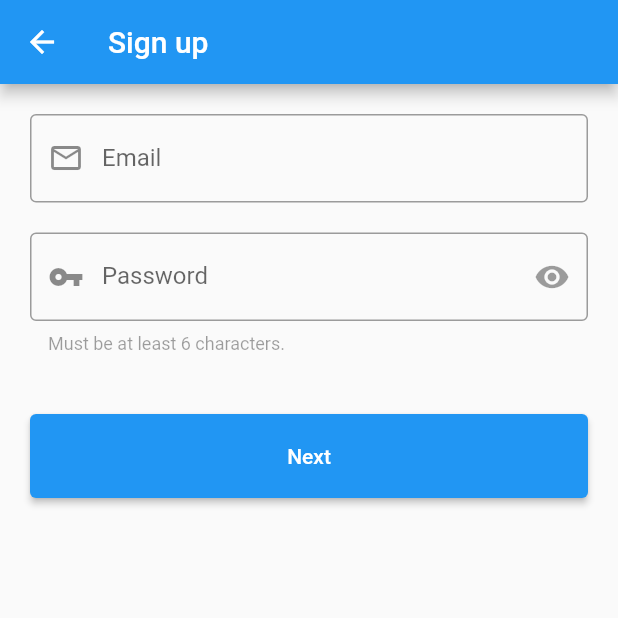
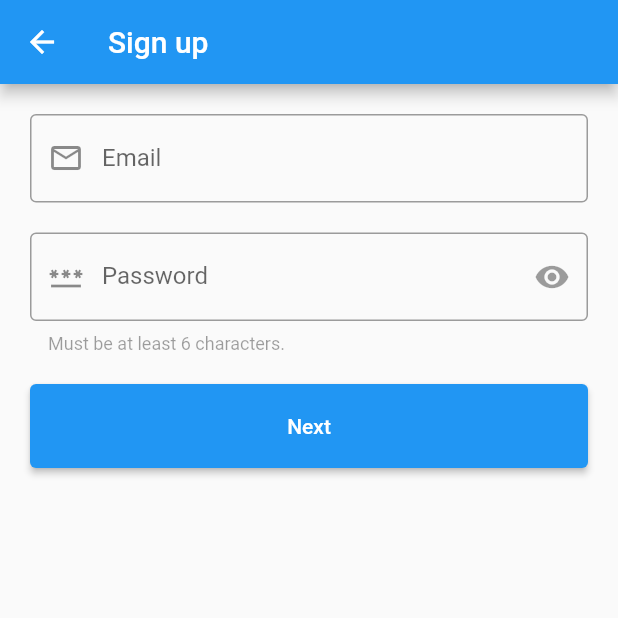
Before and after one commit to Ayxan13/dynamic_cast, a Flutter app: the screen it shows after launch, after a tap on "Sign up", on a phone screen of 412 x 824 dp, the top half of it. Run offline on Flutter 3.47's test engine with Material 2 defaults, Android fonts, the phone set to English and light mode, and no system bars; our stand-ins replace email_validator.

Commit message:
sign in/up screens added

```diff
--- a/lib/gui/components/input_boxes.dart
+++ b/lib/gui/components/input_boxes.dart
@@ -1,5 +1,6 @@
 import 'package:dynamic_cast/constants.dart';
 import 'package:dynamic_cast/i18n/translation.dart';
+import 'package:email_validator/email_validator.dart';
 import 'package:flutter/material.dart';
 
 OutlineInputBorder _textInputOutline(final Color color, final bool focused) {
@@ -18,6 +19,9 @@ TextFormField makeEmailInput(BuildContext context) {
       if (value == null || value.isEmpty) {
         return str.enterEmail;
       }
+
+      if (!EmailValidator.validate(value)) return str.emailFormatWrong;
+
       return null;
     },
     decoration: InputDecoration(
@@ -31,16 +35,22 @@ TextFormField makeEmailInput(BuildContext context) {
 
 class PasswordTextField extends StatefulWidget {
   late final _PasswordTextFieldState state;
+  final bool _hasHint;
+
+  PasswordTextField({bool hasHint = true}) : this._hasHint = hasHint;
 
   @override
   State<StatefulWidget> createState() {
-    state = _PasswordTextFieldState();
+    state = _PasswordTextFieldState(hasHint: _hasHint);
     return state;
   }
 }
 
 class _PasswordTextFieldState extends State<PasswordTextField> {
   bool _passwordIsVisible = false;
+  final bool _hasHint;
+
+  _PasswordTextFieldState({bool hasHint = true}) : this._hasHint = hasHint;
 
   @override
   Widget build(BuildContext context) {
@@ -59,7 +69,7 @@ class _PasswordTextFieldState extends State<PasswordTextField> {
           labelText: str.password,
           focusedBorder: _textInputOutline(theme.accentColor, true),
           enabledBorder: _textInputOutline(theme.disabledColor, false),
-          prefixIcon: Icon(Icons.vpn_key),
+          prefixIcon: Icon(Icons.password_outlined),
           suffixIcon: GestureDetector(
             child: Icon(
               !_passwordIsVisible ? Icons.visibility : Icons.visibility_off,
@@ -71,7 +81,7 @@ class _PasswordTextFieldState extends State<PasswordTextField> {
               });
             },
           ),
-          helperText: str.passwordHasMinSize,
+          helperText: _hasHint ? str.passwordHasMinSize : null,
           helperStyle: TextStyle(
             color: theme.disabledColor,
           )),
--- /dev/null
+++ b/lib/gui/screens/sign_in/credential_screen.dart
@@ -0,0 +1,74 @@
+import 'package:dynamic_cast/constants.dart';
+import 'package:dynamic_cast/gui/components/input_boxes.dart';
+import 'package:dynamic_cast/i18n/translation.dart';
+import 'package:flutter/cupertino.dart';
+import 'package:flutter/material.dart';
+
+enum SignType {
+  SignIn,
+  SignUp,
+}
+
+class CredentialScreen extends StatefulWidget {
+  final SignType type;
+  CredentialScreen(SignType type) : this.type = type;
+
+  @override
+  _State createState() {
+    return _State(type);
+  }
+}
+
+class _State extends State<CredentialScreen> {
+  final _formKey = GlobalKey<FormState>();
+  final SignType type;
+
+  _State(SignType type) : this.type = type;
+
+  @override
+  Widget build(BuildContext context) {
+    return Scaffold(
+      appBar: AppBar(
+        title: Text(type == SignType.SignUp ? str.signUp : str.signIn),
+      ),
+      body: Form(
+        key: _formKey,
+        child: Container(
+          margin: const EdgeInsets.all(20),
+          child: SingleChildScrollView(
+            child: Column(
+              crossAxisAlignment: CrossAxisAlignment.stretch,
+              children: [
+                makeEmailInput(context),
+                SizedBox(height: 20),
+                PasswordTextField(hasHint: type == SignType.SignUp),
+                if (type == SignType.SignIn)
+                  Container(
+                    margin: const EdgeInsets.fromLTRB(0, 20, 0, 0),
+                    child: TextButton(
+                      onPressed: () {/* TODO: Implement */},
+                      child: Text(str.forgotPassword),
+                    ),
+                  ),
+                Container(
+                  margin: const EdgeInsets.fromLTRB(0, 20, 0, 0),
+                  child: ElevatedButton(
+                    style: ElevatedButton.styleFrom(
+                      padding: const EdgeInsets.all(LARGE_BUTTON_PADDING),
+                    ),
+                    onPressed: () {
+                      if (_formKey.currentState!.validate()) {
+                        /* TODO: Implement */
+                      }
+                    },
+                    child: Text(str.next),
+                  ),
+                ),
+              ],
+            ),
+          ),
+        ),
+      ),
+    );
+  }
+}
--- a/lib/gui/screens/sign_in/sign_in_or_up.dart
+++ b/lib/gui/screens/sign_in/sign_in_or_up.dart
@@ -1,6 +1,6 @@
 import 'package:dynamic_cast/constants.dart';
 import 'package:dynamic_cast/gui/custom_theme.dart';
-import 'package:dynamic_cast/gui/screens/sign_in/sign_up.dart';
+import 'package:dynamic_cast/gui/screens/sign_in/credential_screen.dart';
 import 'package:dynamic_cast/i18n/translation.dart';
 import 'package:flutter/cupertino.dart';
 import 'package:flutter/material.dart';
@@ -17,13 +17,11 @@ class _SignInOrUpBody extends StatelessWidget {
     return SizedBox(
       height: MediaQuery.of(context).size.height * 0.3,
       width: MediaQuery.of(context).size.width * 0.7,
-      child: Expanded(
       child: FittedBox(
         fit: BoxFit.contain,
         child: Icon(
           Icons.add_reaction_sharp,
           color: Theme.of(context).primaryColor,
-          ),
         ),
       ),
     );
@@ -69,7 +67,7 @@ class _SignInOrUpBody extends StatelessWidget {
       onPressed: () => {
         Navigator.of(context).push(
           MaterialPageRoute(builder: (final context) {
-            return SignUpScreen();
+            return CredentialScreen(SignType.SignUp);
           }),
         ),
       },
@@ -77,9 +75,15 @@ class _SignInOrUpBody extends StatelessWidget {
     );
   }
 
-  Widget _signInButton() {
+  Widget _signInButton(BuildContext context) {
     return TextButton(
-      onPressed: () => {/* TODO: Implement */},
+      onPressed: () => {
+        Navigator.of(context).push(
+          MaterialPageRoute(builder: (final context) {
+            return CredentialScreen(SignType.SignIn);
+          }),
+        ),
+      },
       child: Text(str.signIn),
     );
   }
@@ -87,21 +91,21 @@ class _SignInOrUpBody extends StatelessWidget {
   @override
   Widget build(BuildContext context) {
     return Center(
+      child: SingleChildScrollView(
         child: Column(
           children: [
-          Spacer(),
             _accountLogo(context),
             _accountLogoCaption(),
-          Spacer(),
             Container(
               margin: const EdgeInsets.all(15),
               child: Column(
                 crossAxisAlignment: CrossAxisAlignment.stretch,
-              children: [_signUpButton(context), _signInButton()],
+                children: [_signUpButton(context), _signInButton(context)],
               ),
             ),
           ],
         ),
+      ),
     );
   }
 }
--- a/lib/gui/screens/sign_in/sign_up.dart
+++ /dev/null
@@ -1,56 +0,0 @@
-import 'package:dynamic_cast/constants.dart';
-import 'package:dynamic_cast/gui/components/input_boxes.dart';
-import 'package:dynamic_cast/i18n/translation.dart';
-import 'package:flutter/cupertino.dart';
-import 'package:flutter/material.dart';
-
-class SignUpScreen extends StatefulWidget {
-  const SignUpScreen({Key? key}) : super(key: key);
-
-  @override
-  _State createState() {
-    return _State();
-  }
-}
-
-class _State extends State<SignUpScreen> {
-  final _formKey = GlobalKey<FormState>();
-
-  @override
-  Widget build(BuildContext context) {
-    return Scaffold(
-      appBar: AppBar(
-        title: Text(str.signUp),
-      ),
-      body: Form(
-        key: _formKey,
-        child: Container(
-          margin: const EdgeInsets.all(20),
-          child: Column(
-            crossAxisAlignment: CrossAxisAlignment.stretch,
-            children: [
-              makeEmailInput(context),
-              SizedBox(height: 20),
-              PasswordTextField(),
-              Container(
-                margin: const EdgeInsets.fromLTRB(0, 40, 0, 0),
-                child: ElevatedButton(
-                  style: ElevatedButton.styleFrom(
-                    padding: const EdgeInsets.all(LARGE_BUTTON_PADDING),
-                  ),
-                  onPressed: () => {
-                    if (_formKey.currentState!.validate())
-                      {
-                        /* TODO: Implement */
-                      }
-                  },
-                  child: Text(str.next),
-                ),
-              ),
-            ],
-          ),
-        ),
-      ),
-    );
-  }
-}
--- a/lib/main.dart
+++ b/lib/main.dart
@@ -1,6 +1,5 @@
 import 'package:dynamic_cast/gui/custom_theme.dart';
 import 'package:dynamic_cast/gui/screens/sign_in/sign_in_or_up.dart';
-import 'package:dynamic_cast/gui/screens/sign_in/sign_up.dart';
 import 'package:dynamic_cast/i18n/translation.dart';
 import 'package:flutter/material.dart';
 
@@ -19,13 +18,11 @@ class TheApp extends StatelessWidget {
         primaryColor: customTheme.primaryClr,
         primarySwatch: customTheme.primarySwatch,
       ),
-      // home: SignInOrUpScreen(),
       home: Scaffold(
         appBar: AppBar(
           title: Text(str.appName),
         ),
         body: SignInOrUpScreen(),
-        // body: SignUpScreen(),
       ),
     );
   }
--- a/pubspec.yaml
+++ b/pubspec.yaml
@@ -22,6 +22,7 @@ environment:
 
 dependencies:
   flutter_launcher_name: "^0.0.1"
+  email_validator: '^2.0.1'
   flutter:
     sdk: flutter
 
```
Also changed, not shown: lib/i18n/translation.dart (+18 -3 lines), pubspec.lock. Lines whose indentation alone changed are shown as unchanged.
